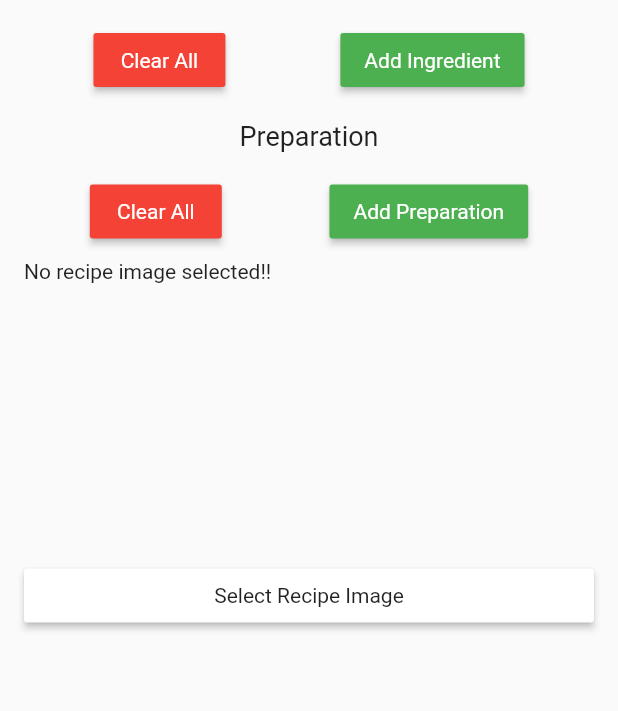
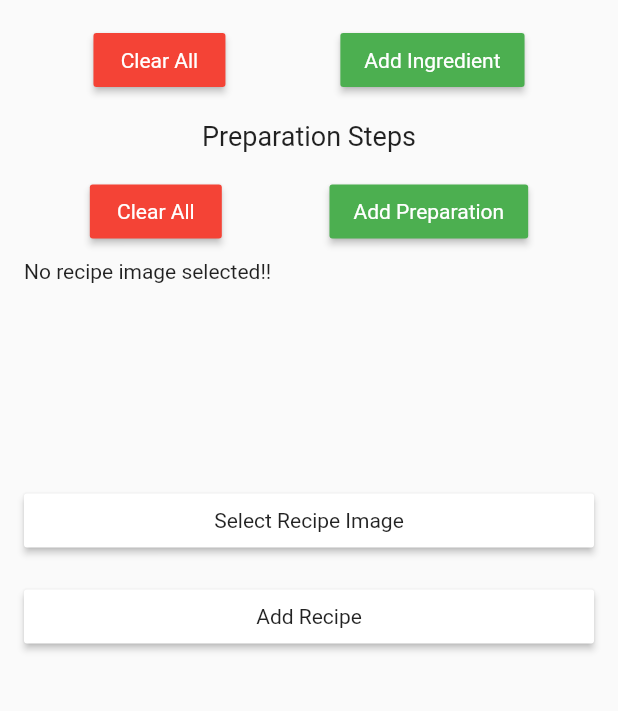
Before and after one commit to DriZy/Km-Recipes, a Flutter app: the AddRecipe screen opened by its route, on a phone screen of 412 x 824 dp, the part 417-1128 px from its top. Run offline on Flutter 3.47's test engine with Material 2 defaults, Android fonts, the phone set to English and light mode, and no system bars; our stand-ins replace cloud_firestore, firebase_auth, google_sign_in, image_picker; missing offline and left inert: duration; accounts and stored records are empty.

Commit message:
adjusted model

```diff
--- a/lib/src/models/recipe_model.dart
+++ b/lib/src/models/recipe_model.dart
@@ -6,15 +6,15 @@ enum RecipeType {
 }
 
 class Recipe {
-  final String id;
-  final RecipeType type;
-  final String name;
-  final Duration duration;
-  final List<String> ingredients;
-  final List<String> preparation;
-  final String imageURL;
+  String id;
+  RecipeType type;
+  String name;
+  Duration duration;
+  List<String> ingredients;
+  List<String> preparation;
+  String imageURL;
 
-  const Recipe({
+  Recipe({
     this.id,
     this.type,
     this.name,
--- a/lib/src/models/recipe_state.dart
+++ b/lib/src/models/recipe_state.dart
@@ -3,7 +3,7 @@ import 'package:firebase_auth/firebase_auth.dart';
 class StateModel {
   bool isLoading;
   FirebaseUser user;
-   List<String> favorites;
+  List<String> favorites;
 
   StateModel({
     this.isLoading = false,
--- a/lib/src/ui/screens/add_recipe.dart
+++ b/lib/src/ui/screens/add_recipe.dart
@@ -11,7 +11,8 @@ class AddRecipe extends StatefulWidget {
 }
 
 class _AddRecipeState extends State<AddRecipe> {
-  final _formKey = GlobalKey();
+  final _formKey = GlobalKey<FormState>();
+
   File galleryFile;
 
   List<String> ingredients = [];
@@ -35,7 +36,7 @@ class _AddRecipeState extends State<AddRecipe> {
 
     Widget displaySelectedFile(File file) {
       return new SizedBox(
-        height: 200.0,
+        height: 150.0,
         width: 300.0,
 //child: new Card(child: new Text(''+galleryFile.toString())),
 //child: new Image.file(galleryFile),
@@ -65,8 +66,9 @@ class _AddRecipeState extends State<AddRecipe> {
                       return 'Please enter recipe type';
                     }
                   },
-                  // onSaved: (val) =>
-                  //     setState(() => _user.firstName = val),
+                  onSaved: (val) {
+                    print(val);
+                  },
                 ),
                 TextFormField(
                   decoration: InputDecoration(
@@ -75,6 +77,9 @@ class _AddRecipeState extends State<AddRecipe> {
                     if (value.isEmpty) {
                       return 'Please enter recipe name.';
                     }
+                  },
+                  onSaved: (val) {
+                    print(val);
                   },
                 ),
                 TextFormField(
@@ -85,6 +90,9 @@ class _AddRecipeState extends State<AddRecipe> {
                     if (value.isEmpty) {
                       return 'Please enter recipe Duration.';
                     }
+                  },
+                  onSaved: (val) {
+                    print(val);
                   },
                 ),
                 Padding(
@@ -99,10 +107,18 @@ class _AddRecipeState extends State<AddRecipe> {
                       key: Key(item),
                       onDismissed: (DismissDirection direction) {
                         setState(() {
-                           ingredients.remove(item);
+                          ingredients.remove(item);
                         });
                       },
                       child: TextFormField(
+                        validator: (value) {
+                          if (value.isEmpty) {
+                            return 'Please enter igredient';
+                          }
+                        },
+                        onSaved: (val) {
+                          print(val);
+                        },
                         decoration: InputDecoration(
                           icon: Icon(Icons.edit),
                           labelText: 'Enter ingredient',
@@ -146,7 +162,7 @@ class _AddRecipeState extends State<AddRecipe> {
                 ),
                 Padding(
                   padding: const EdgeInsets.all(8.0),
-                  child: Text('Preparation',
+                  child: Text('Preparation Steps',
                       style: TextStyle(fontSize: 18),
                       textAlign: TextAlign.center),
                 ),
@@ -156,10 +172,18 @@ class _AddRecipeState extends State<AddRecipe> {
                         key: Key(item),
                         onDismissed: (DismissDirection direction) {
                           setState(() {
-                             preparation.remove(item);
+                            preparation.remove(item);
                           });
                         },
                         child: TextFormField(
+                          validator: (value) {
+                            if (value.isEmpty) {
+                              return 'Please enter preparayory step';
+                            }
+                          },
+                          onSaved: (val) {
+                            print(val);
+                          },
                           decoration: InputDecoration(
                               icon: Icon(Icons.edit),
                               labelText: 'Enter preparatory step',
@@ -204,20 +228,20 @@ class _AddRecipeState extends State<AddRecipe> {
                   onPressed: imageSelectorGallery,
                 ),
                 // onSaved: (val) =>
-                //     setState(() => _user.lastName = val)),
-                // Container(
-                //     padding: const EdgeInsets.symmetric(
-                //         vertical: 16.0, horizontal: 16.0),
-                //     child: RaisedButton(
-                //         onPressed: () {
-                //           final form = _formKey.currentState;
-                //           if (form.validate()) {
-                //             form.save();
-                //             _user.save();
-                //             _showDialog(context);
-                //           }
-                //         },
-                //         child: Text('Save'))),
+                //     setState(() => _user.lastName = val)
+                //),
+                Container(
+                  padding: const EdgeInsets.symmetric(vertical: 16.0),
+                  child: RaisedButton(
+                    onPressed: () {
+                      if (_formKey.currentState.validate()) {
+                        _formKey.currentState.save();
+                        _showDialog(context);
+                      }
+                    },
+                    child: Text('Add Recipe'),
+                  ),
+                ),
               ],
             ),
           ),
@@ -226,8 +250,8 @@ class _AddRecipeState extends State<AddRecipe> {
     );
   }
 
-  // _showDialog(BuildContext context) {
-  //   Scaffold.of(context)
-  //       .showSnackBar(SnackBar(content: Text('Submitting form')));
-  // }
+  _showDialog(BuildContext context) {
+    Scaffold.of(context)
+        .showSnackBar(SnackBar(content: Text('Submitting form')));
+  }
 }
--- a/lib/src/ui/screens/recipes_home.dart
+++ b/lib/src/ui/screens/recipes_home.dart
@@ -45,9 +45,6 @@ class HomeScreenState extends State<HomeScreen> {
               style: TextStyle(fontSize: 30, color: Colors.orange)),
         ),
         body: _widgetOptions.elementAt(_selectedIndex),
-        // floatingActionButton: AddRecipe(
-        //   onPressed: () => Navigator.of(context).pushNamed('/add_recipe'),
-        // ),
         floatingActionButton: Theme(
           data: Theme.of(context).copyWith(
             colorScheme: Theme.of(context)
```
